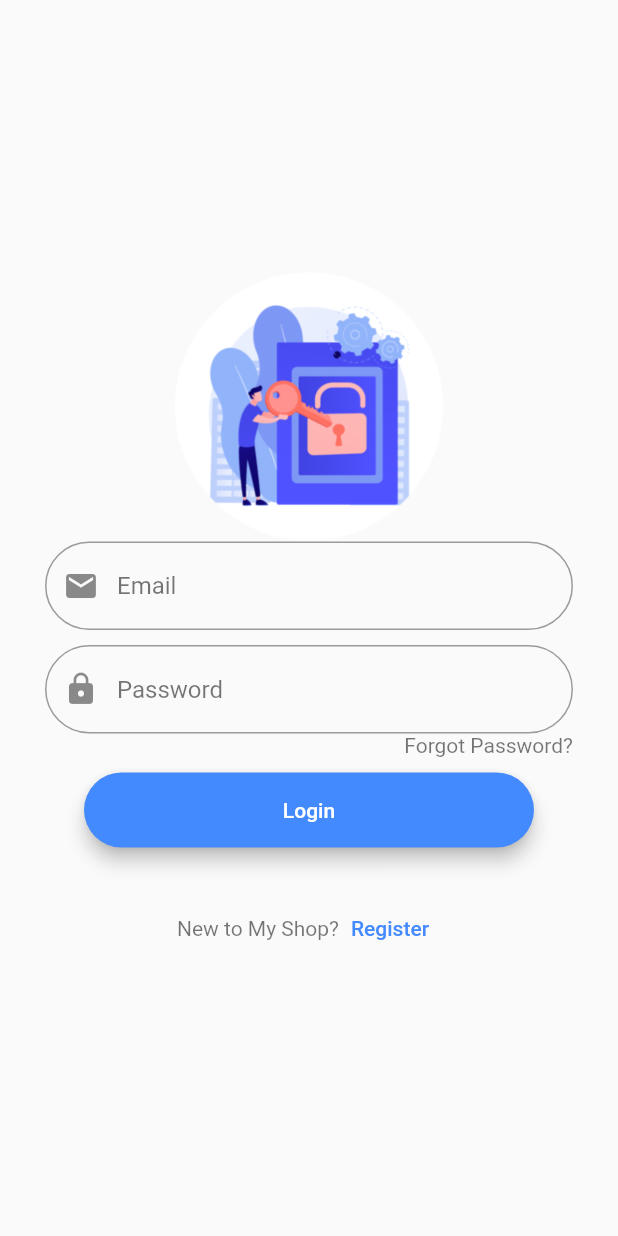
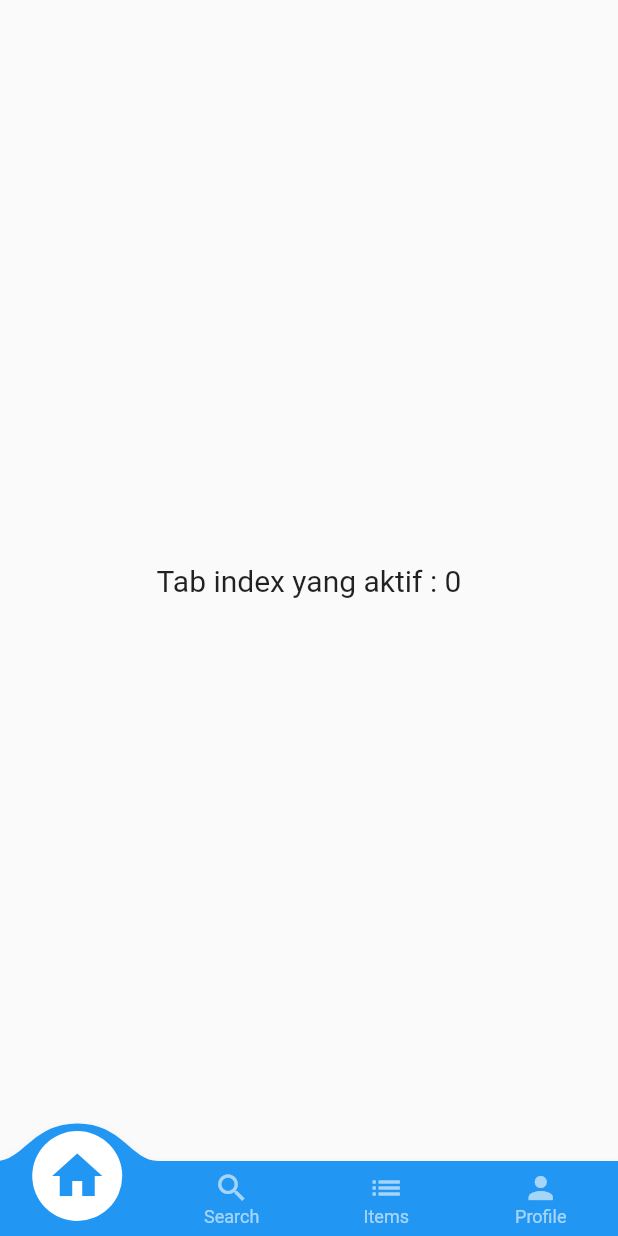
Before and after one commit to rizkyharsa/Flutter-Sneaker-App, a Flutter app: the screen it shows after launch, after a tap on "Login", on a phone screen of 412 x 824 dp. Run offline on Flutter 3.47's test engine with Material 2 defaults, Android fonts, the phone set to English and light mode, and no system bars; drawn by our look-alikes of convex_bottom_bar.

Commit message:
update convex bottom bar

```diff
--- /dev/null
+++ b/my_shop/lib/screen/home_screen.dart
@@ -0,0 +1,41 @@
+import 'package:convex_bottom_bar/convex_bottom_bar.dart';
+import 'package:flutter/material.dart';
+
+class HomePage extends StatefulWidget {
+  const HomePage({super.key});
+
+  @override
+  State<HomePage> createState() => _HomePageState();
+}
+
+class _HomePageState extends State<HomePage> {
+  int currentTab = 0;
+
+  void _changeSelectedNavBar(int index) {
+    setState(() {
+      currentTab = index;
+    });
+  }
+
+  @override
+  Widget build(BuildContext context) {
+    return Scaffold(
+      body: Center(
+        child: Text(
+          "Tab index yang aktif : $currentTab",
+          style: const TextStyle(fontSize: 20),
+        ),
+      ),
+      bottomNavigationBar: ConvexAppBar(
+        items: const [
+          TabItem(icon: Icons.home, title: 'Home'),
+          TabItem(icon: Icons.search, title: 'Search'),
+          TabItem(icon: Icons.list, title: 'Items'),
+          TabItem(icon: Icons.person, title: 'Profile'),
+        ],
+        initialActiveIndex: currentTab,
+        onTap: _changeSelectedNavBar,
+      ),
+    );
+  }
+}
--- a/my_shop/lib/screen/login_screen.dart
+++ b/my_shop/lib/screen/login_screen.dart
@@ -1,4 +1,5 @@
 import 'package:flutter/material.dart';
+import 'package:my_shop/screen/home_screen.dart';
 import 'package:my_shop/screen/register_screen.dart';
 
 class LoginScreen extends StatelessWidget {
@@ -79,7 +80,7 @@ class _LoginPageState extends State<LoginPage> {
               color: Colors.blueAccent,
               textColor: Colors.white,
               elevation: 5,
-              onPressed: _onPress,
+              onPressed: _onLogin,
               child: const Text('Login'),
             ),
             const SizedBox(
@@ -106,8 +107,10 @@ class _LoginPageState extends State<LoginPage> {
     );
   }
 
-  void _onPress() {
-    ('Press');
+  void _onLogin() {
+    ('Login');
+    Navigator.push(
+      context, MaterialPageRoute(builder: (context) => const HomePage()));
   }
 
   void _onRegister() {
--- a/my_shop/lib/screen/register_screen.dart
+++ b/my_shop/lib/screen/register_screen.dart
@@ -12,9 +12,19 @@ class _RegisterPageState extends State<RegisterPage> {
   @override
   Widget build(BuildContext context) {
     return Scaffold(
-      appBar: AppBar(
-        leading: const BackButton(color: Colors.white),
-      ),
+      // appBar: AppBar(
+      //   leading: Builder(
+      //     builder: (BuildContext context) {
+      //       return IconButton(
+      //         icon: const Icon(Icons.arrow_back),
+      //         onPressed: () {
+      //           Scaffold.of(context).openDrawer();
+      //         },
+      //         tooltip: MaterialLocalizations.of(context).openAppDrawerTooltip,
+      //       );
+      //     },
+      //   ),
+      // ),
       resizeToAvoidBottomInset: false,
       body: Container(
         padding: const EdgeInsets.all(30.0),
--- a/my_shop/pubspec.yaml
+++ b/my_shop/pubspec.yaml
@@ -37,6 +37,7 @@ dependencies:
   # The following adds the Cupertino Icons font to your application.
   # Use with the CupertinoIcons class for iOS style icons.
   cupertino_icons: ^1.0.2
+  convex_bottom_bar: ^3.0.0
 
 dev_dependencies:
   flutter_test:
```
Also changed, not shown: my_shop/lib/screen/splashscreen.dart (+7 -4 lines), my_shop/pubspec.lock.
